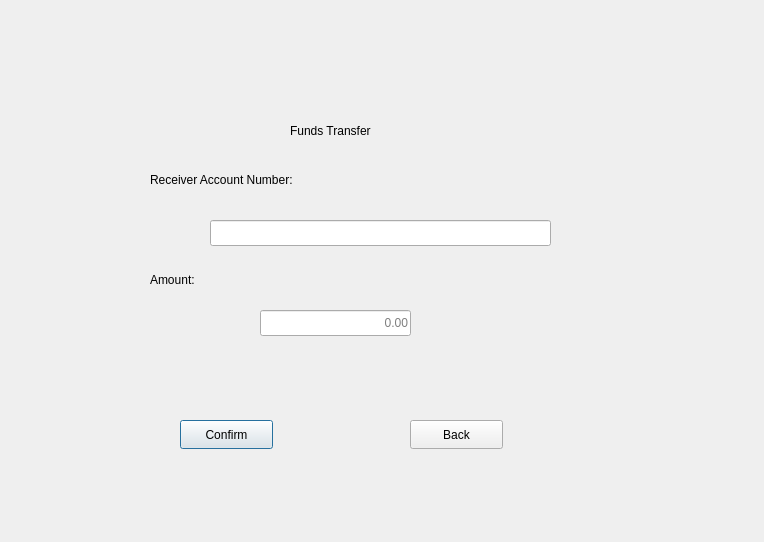
First picture: the form in bank-automat/transfer.ui, repository 25kmo-project/group_15, before the edit.
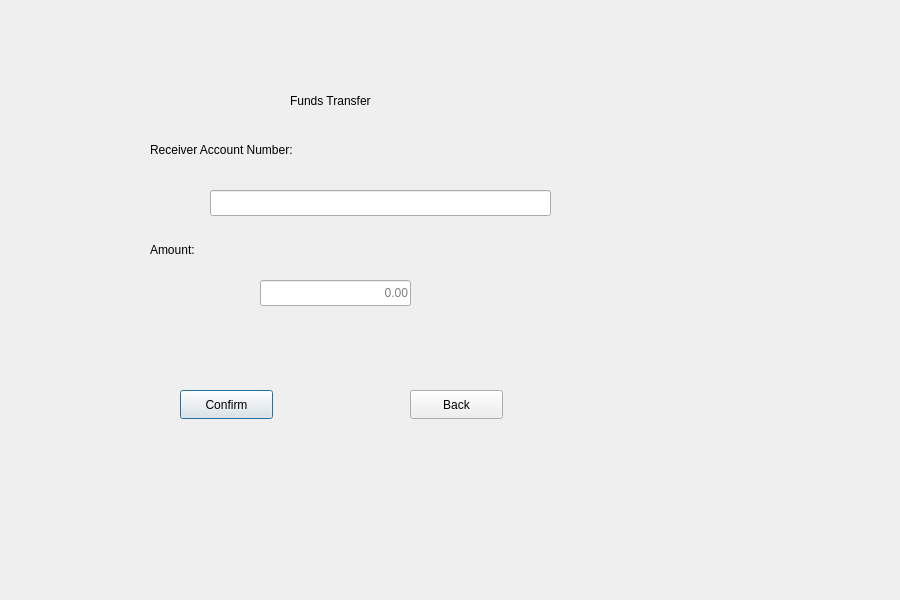
Second picture: the form after the edit.

Commit message: transfer feature: updated windows opening

Diff of the .ui file:
```diff
--- a/bank-automat/transfer.ui
+++ b/bank-automat/transfer.ui
@@ -6,8 +6,8 @@
    <rect>
     <x>0</x>
     <y>0</y>
-    <width>764</width>
-    <height>542</height>
+    <width>900</width>
+    <height>600</height>
    </rect>
   </property>
   <property name="windowTitle">
@@ -17,7 +17,7 @@
    <property name="geometry">
     <rect>
      <x>290</x>
-     <y>90</y>
+     <y>60</y>
      <width>271</width>
      <height>81</height>
     </rect>
@@ -30,7 +30,7 @@
    <property name="geometry">
     <rect>
      <x>150</x>
-     <y>170</y>
+     <y>140</y>
      <width>241</width>
      <height>20</height>
     </rect>
@@ -43,7 +43,7 @@
    <property name="geometry">
     <rect>
      <x>150</x>
-     <y>270</y>
+     <y>240</y>
      <width>63</width>
      <height>20</height>
     </rect>
@@ -56,7 +56,7 @@
    <property name="geometry">
     <rect>
      <x>180</x>
-     <y>420</y>
+     <y>390</y>
      <width>93</width>
      <height>29</height>
     </rect>
@@ -69,7 +69,7 @@
    <property name="geometry">
     <rect>
      <x>410</x>
-     <y>420</y>
+     <y>390</y>
      <width>93</width>
      <height>29</height>
     </rect>
@@ -82,7 +82,7 @@
    <property name="geometry">
     <rect>
      <x>210</x>
-     <y>220</y>
+     <y>190</y>
      <width>341</width>
      <height>26</height>
     </rect>
@@ -95,7 +95,7 @@
    <property name="geometry">
     <rect>
      <x>260</x>
-     <y>310</y>
+     <y>280</y>
      <width>151</width>
      <height>26</height>
     </rect>
@@ -111,7 +111,7 @@
    <property name="geometry">
     <rect>
      <x>240</x>
-     <y>370</y>
+     <y>340</y>
      <width>251</width>
      <height>20</height>
     </rect>
@@ -123,6 +123,19 @@
     <string/>
    </property>
   </widget>
+  <widget class="QLabel" name="labelTransfer">
+   <property name="geometry">
+    <rect>
+     <x>210</x>
+     <y>440</y>
+     <width>431</width>
+     <height>91</height>
+    </rect>
+   </property>
+   <property name="text">
+    <string/>
+   </property>
+  </widget>
  </widget>
  <resources/>
  <connections/>
```
The commit also changes 2 other files.
